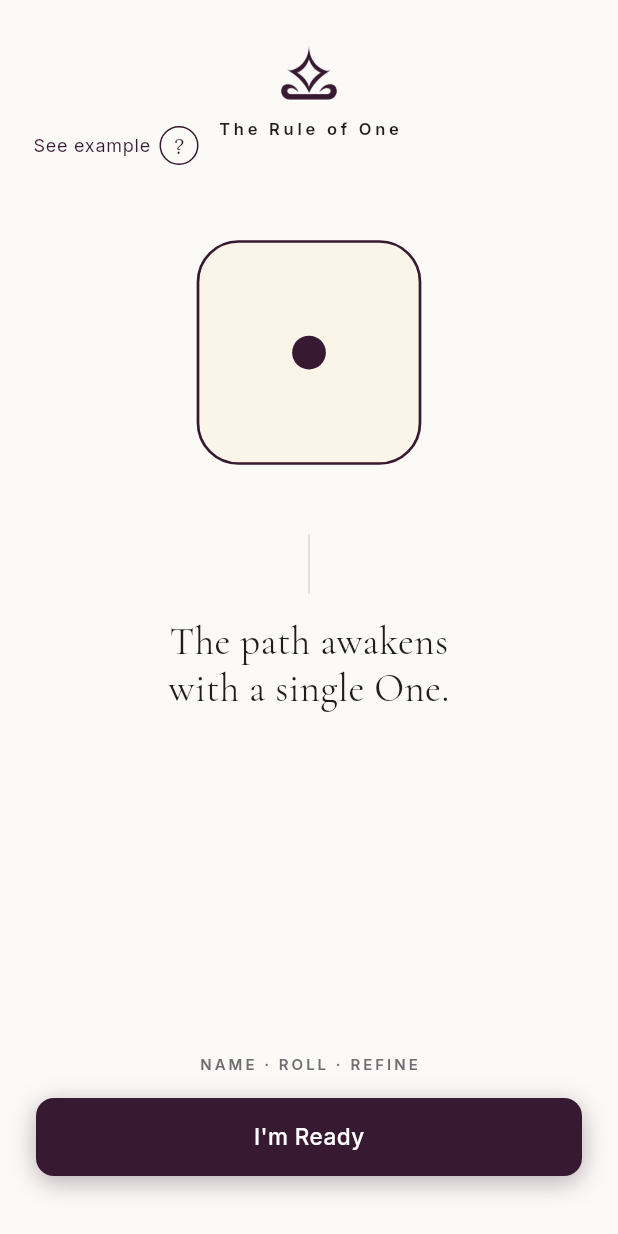
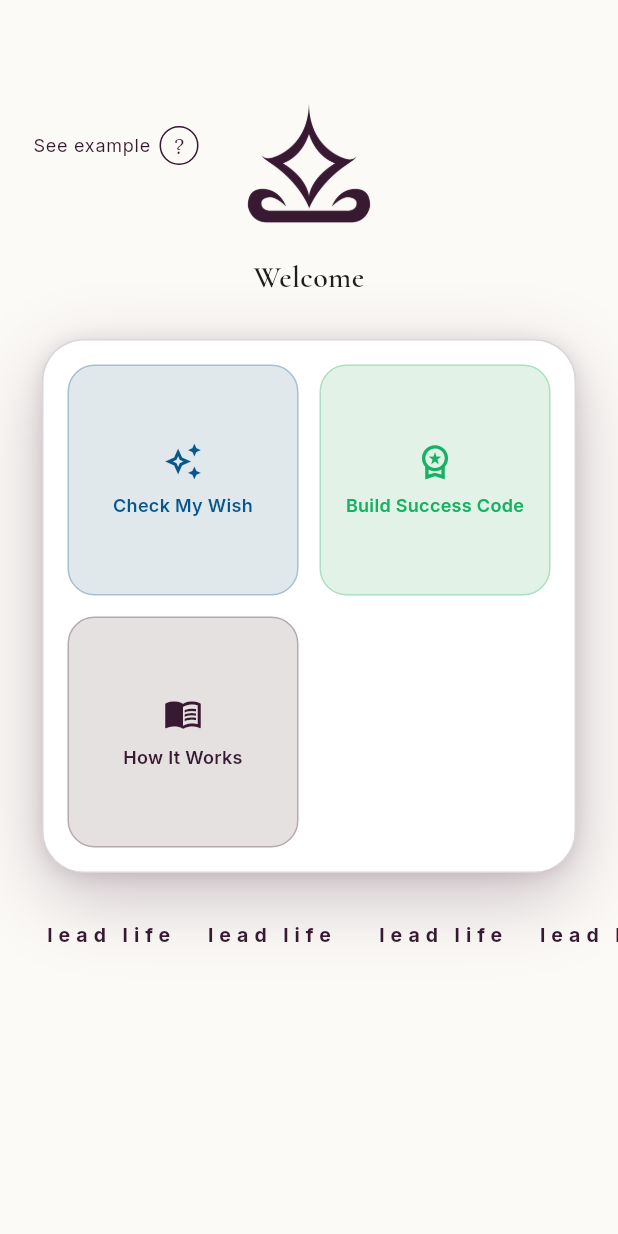
Before and after one commit to yevheniiamaimur/leadlife-app, a Flutter app: the screen it shows after launch, on a phone screen of 412 x 824 dp. Run offline on Flutter 3.47's test engine with Material 3 defaults, Android fonts, the phone set to English and light mode, and no system bars; our stand-ins replace google_fonts, pdf, printing, shared_preferences.

Commit message:
Save work in progress: redesigned home screen with menu panel
Replace the dice/"Rule of One" intro with a home screen: bigger logo,
a "Welcome" greeting (name source TBD), a glowing square panel with
three navigation tiles (Check My Wish, Build Success Code, How It
Works), and a lowercase looping "lead life" marquee in place of the
old CTA button and poetic line.

```diff
--- a/lib/screens/rules_screen.dart
+++ b/lib/screens/rules_screen.dart
@@ -1,8 +1,8 @@
 import 'package:flutter/material.dart';
-import 'package:google_fonts/google_fonts.dart';
 import '../app_theme.dart';
 import '../widgets/ll_widgets.dart';
 import 'wish_entry_screen.dart';
+import 'how_to_play_screen.dart';
 import 'help_modal.dart';
 
 class RulesScreen extends StatefulWidget {
@@ -23,57 +23,81 @@ class _RulesScreenState extends State<RulesScreen> {
           SafeArea(
             child: Column(
               children: [
+                const SizedBox(height: 64),
+                const LLLogo(size: 88, color: llGold),
+                const SizedBox(height: 20),
+                Text(
+                  'Welcome',
+                  textAlign: TextAlign.center,
+                  style: llSerif(size: 20, weight: FontWeight.w600),
+                ),
                 const SizedBox(height: 28),
-                // Logo + title
-                Column(
+                // Glowing menu panel
+                Padding(
+                  padding: const EdgeInsets.symmetric(horizontal: 28),
+                  child: AspectRatio(
+                    aspectRatio: 1,
+                    child: Container(
+                      padding: const EdgeInsets.all(16),
+                      decoration: BoxDecoration(
+                        color: llCardBg,
+                        borderRadius: BorderRadius.circular(28),
+                        border: Border.all(color: llGold.withAlpha(46)),
+                        boxShadow: [
+                          BoxShadow(color: llGold.withAlpha(64), blurRadius: 44, offset: const Offset(0, 16)),
+                          BoxShadow(color: llGold.withAlpha(36), blurRadius: 10, offset: const Offset(0, 2)),
+                        ],
+                      ),
+                      child: Column(
                         children: [
-                    const LLLogo(size: 40, color: llGold),
-                    const SizedBox(height: 10),
-                    Text(
-                      'The Rule of One',
-                      style: GoogleFonts.inter(
-                        fontSize: 11,
-                        fontWeight: FontWeight.w600,
-                        color: llInk,
-                        letterSpacing: 2.5,
+                          Expanded(
+                            child: Row(
+                              children: [
+                                Expanded(
+                                  child: _MenuTile(
+                                    label: 'Check My Wish',
+                                    icon: Icons.auto_awesome_outlined,
+                                    color: const Color(0xFF06578C),
+                                    onTap: () => Navigator.of(context).push(_fadeRoute(const WishEntryScreen())),
+                                  ),
+                                ),
+                                const SizedBox(width: 14),
+                                Expanded(
+                                  child: _MenuTile(
+                                    label: 'Build Success Code',
+                                    icon: Icons.workspace_premium_outlined,
+                                    color: const Color(0xFF15B263),
+                                    onTap: () => Navigator.of(context).push(_fadeRoute(const WishEntryScreen())),
                                   ),
                                 ),
                               ],
                             ),
-                const SizedBox(height: 36),
-                // Hero dice
-                LLDice(pips: 1, size: 150, glow: true, highlight: true),
-                const SizedBox(height: 16),
-                Center(child: Container(width: 1, height: 40, color: llHair)),
-                const SizedBox(height: 16),
-                // Poetic statement
-                Padding(
-                  padding: const EdgeInsets.symmetric(horizontal: 32),
-                  child: Text(
-                    'The path awakens\nwith a single One.',
-                    textAlign: TextAlign.center,
-                    style: llSerif(size: 26, height: 1.2),
+                          ),
+                          const SizedBox(height: 14),
+                          Expanded(
+                            child: Row(
+                              children: [
+                                Expanded(
+                                  child: _MenuTile(
+                                    label: 'How It Works',
+                                    icon: Icons.menu_book_outlined,
+                                    color: llGold,
+                                    onTap: () => Navigator.of(context).push(_fadeRoute(const HowToPlayScreen())),
                                   ),
                                 ),
-                const Spacer(),
-                LLSmallCaps(
-                  'Name · Roll · Refine',
-                  size: 10,
-                  color: llMuted,
-                  letterSpacing: 2.0,
+                                const SizedBox(width: 14),
+                                const Expanded(child: SizedBox()),
+                              ],
                             ),
-                const SizedBox(height: 16),
-                // CTA
-                Padding(
-                  padding: const EdgeInsets.symmetric(horizontal: 24),
-                  child: LLCTA(
-                    label: "I'm Ready",
-                    onTap: () => Navigator.of(context).push(
-                      _fadeRoute(const WishEntryScreen()),
+                          ),
+                        ],
                       ),
                     ),
                   ),
-                const SizedBox(height: 40),
+                ),
+                const SizedBox(height: 32),
+                const LLMarquee(text: 'lead life   lead life', uppercase: false),
+                const Spacer(),
               ],
             ),
           ),
@@ -91,6 +115,41 @@ class _RulesScreenState extends State<RulesScreen> {
   }
 }
 
+class _MenuTile extends StatelessWidget {
+  const _MenuTile({required this.label, required this.icon, required this.color, required this.onTap});
+  final String label;
+  final IconData icon;
+  final Color color;
+  final VoidCallback onTap;
+
+  @override
+  Widget build(BuildContext context) {
+    final accent = llReadableAccent(color);
+    return GestureDetector(
+      onTap: onTap,
+      child: Container(
+        decoration: BoxDecoration(
+          color: Color.alphaBlend(color.withAlpha(28), llBg),
+          borderRadius: BorderRadius.circular(18),
+          border: Border.all(color: color.withAlpha(70)),
+        ),
+        padding: const EdgeInsets.symmetric(horizontal: 10, vertical: 8),
+        child: Column(
+          mainAxisAlignment: MainAxisAlignment.center,
+          children: [
+            Icon(icon, color: accent, size: 26),
+            const SizedBox(height: 8),
+            Text(
+              label,
+              textAlign: TextAlign.center,
+              style: llUi(size: 12, color: accent, weight: FontWeight.w600, letterSpacing: 0.2),
+            ),
+          ],
+        ),
+      ),
+    );
+  }
+}
 
 PageRouteBuilder<T> _fadeRoute<T>(Widget page) => PageRouteBuilder(
   pageBuilder: (_, _, _) => page,
--- a/lib/widgets/ll_widgets.dart
+++ b/lib/widgets/ll_widgets.dart
@@ -36,6 +36,67 @@ class LLSmallCaps extends StatelessWidget {
       letterSpacing: letterSpacing,
     ).copyWith(fontFamilyFallback: _cyrillicFallback),
   );
+}
+
+// ── Marquee ticker ───────────────────────────────────────────
+class LLMarquee extends StatefulWidget {
+  const LLMarquee({super.key, required this.text, this.color = llGold, this.size = 13, this.height = 22, this.duration = const Duration(seconds: 9), this.uppercase = true});
+  final String text;
+  final Color color;
+  final double size;
+  final double height;
+  final Duration duration;
+  final bool uppercase;
+
+  @override
+  State<LLMarquee> createState() => _LLMarqueeState();
+}
+
+class _LLMarqueeState extends State<LLMarquee> with SingleTickerProviderStateMixin {
+  late final AnimationController _ctrl;
+
+  @override
+  void initState() {
+    super.initState();
+    _ctrl = AnimationController(vsync: this, duration: widget.duration)..repeat();
+  }
+
+  @override
+  void dispose() {
+    _ctrl.dispose();
+    super.dispose();
+  }
+
+  @override
+  Widget build(BuildContext context) {
+    final style = GoogleFonts.inter(
+      fontSize: widget.size,
+      fontWeight: FontWeight.w700,
+      color: widget.color,
+      letterSpacing: 4,
+    ).copyWith(fontFamilyFallback: _cyrillicFallback);
+    final unit = '${widget.uppercase ? widget.text.toUpperCase() : widget.text}    ';
+    final painter = TextPainter(text: TextSpan(text: unit, style: style), textDirection: TextDirection.ltr)..layout();
+    final unitWidth = painter.width;
+
+    return ClipRect(
+      child: SizedBox(
+        height: widget.height,
+        child: AnimatedBuilder(
+          animation: _ctrl,
+          builder: (context, _) {
+            final dx = -_ctrl.value * unitWidth;
+            return Stack(
+              children: [
+                for (var i = 0; i < 24; i++)
+                  Positioned(left: dx + i * unitWidth, top: 0, child: Text(unit, style: style)),
+              ],
+            );
+          },
+        ),
+      ),
+    );
+  }
 }
 
 // ── Gold hairline ────────────────────────────────────────────
```
Lines whose indentation alone changed are shown as unchanged.
